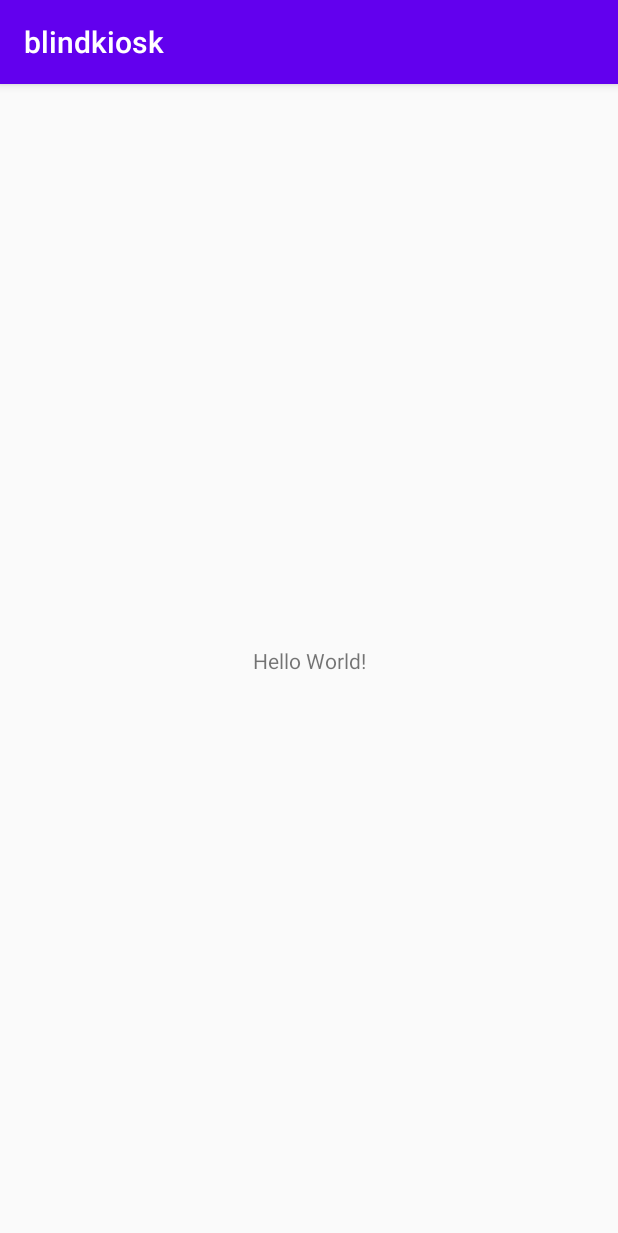
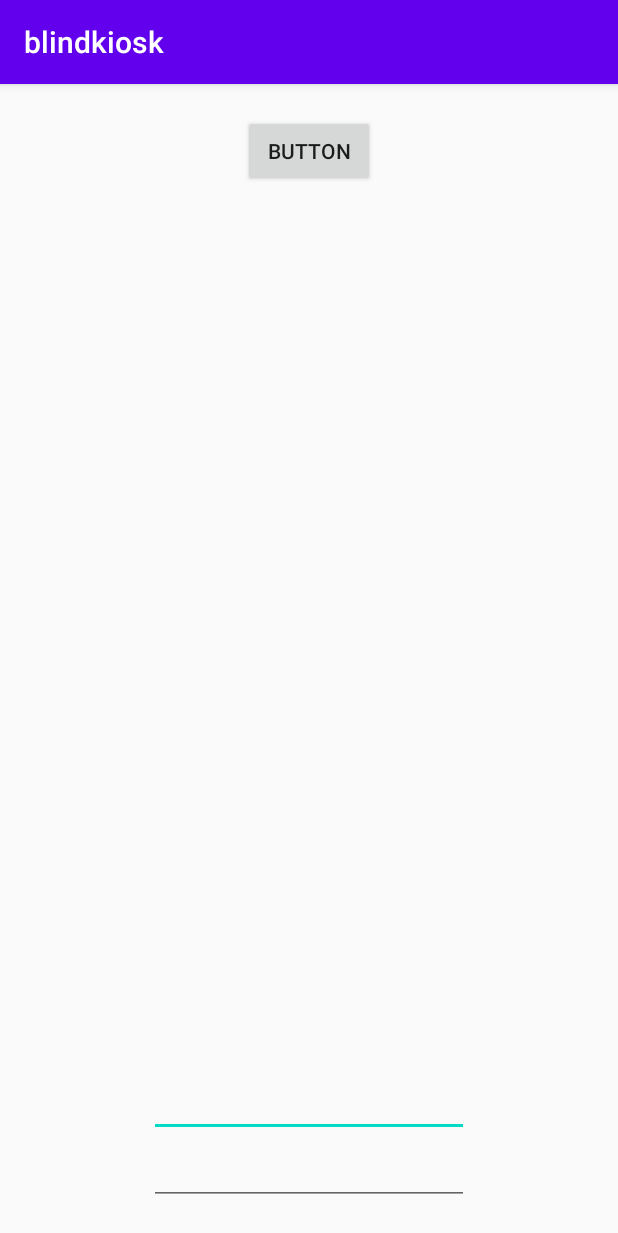
Before and after one commit to sumeen99/blindkiosk, an Android app: the screen it shows after launch (MainActivity), on a phone screen of 412 x 824 dp. Shown: the top 1233 px of the screen. Run offline under Robolectric (Android 15) with nearby library versions, the phone set to English and light mode, and no system bars.

Commit message:
일단,,,커밋,,

```diff
--- a/client/blindkiosk/app/build.gradle
+++ b/client/blindkiosk/app/build.gradle
@@ -6,7 +6,7 @@ android {
 
     defaultConfig {
         applicationId "com.abc.blindkiosk"
-        minSdkVersion 17
+        minSdkVersion 29
         targetSdkVersion 30
         versionCode 1
         versionName "1.0"
--- a/client/blindkiosk/app/src/main/AndroidManifest.xml
+++ b/client/blindkiosk/app/src/main/AndroidManifest.xml
@@ -1,6 +1,9 @@
 <?xml version="1.0" encoding="utf-8"?>
 <manifest xmlns:android="http://schemas.android.com/apk/res/android"
     package="com.abc.blindkiosk">
+
+    <uses-permission android:name="android.permission.INTERNET" />
+    <uses-permission android:name="android.permission.RECORD_AUDIO" />
 
     <application
         android:allowBackup="true"
--- a/client/blindkiosk/app/src/main/java/com/abc/blindkiosk/MainActivity.java
+++ b/client/blindkiosk/app/src/main/java/com/abc/blindkiosk/MainActivity.java
@@ -1,14 +1,187 @@
 package com.abc.blindkiosk;
 
 import androidx.appcompat.app.AppCompatActivity;
+import androidx.core.app.ActivityCompat;
+import androidx.core.content.ContextCompat;
 
+import android.Manifest;
+import android.app.Activity;
+import android.content.Context;
+import android.content.Intent;
+import android.content.pm.PackageManager;
+import android.os.Build;
 import android.os.Bundle;
+import android.speech.RecognitionListener;
+import android.speech.RecognizerIntent;
+import android.speech.SpeechRecognizer;
+import android.speech.tts.TextToSpeech;
+import android.view.View;
+import android.widget.Button;
+import android.widget.EditText;
+import android.widget.ImageView;
+import android.widget.TextView;
+import android.widget.Toast;
+
+import java.util.ArrayList;
+import java.util.Locale;
 
 public class MainActivity extends AppCompatActivity {
 
+    Context cThis;
+    String LogTT = "[STT]";
+
+    Intent SttIntent;
+    SpeechRecognizer mRecognizer;
+
+    TextToSpeech tts;
+
+    Button btnSttStart;
+    EditText txtInMsg;
+    EditText txtSystem;
+
     @Override
     protected void onCreate(Bundle savedInstanceState) {
+        cThis = this;
         super.onCreate(savedInstanceState);
         setContentView(R.layout.activity_main);
+
+        //음성인식
+        SttIntent = new Intent(RecognizerIntent.ACTION_RECOGNIZE_SPEECH);
+        SttIntent.putExtra(RecognizerIntent.EXTRA_CALLING_PACKAGE, getApplicationContext().getPackageName());
+        SttIntent.putExtra(RecognizerIntent.EXTRA_LANGUAGE, "ko-KR");
+        mRecognizer = SpeechRecognizer.createSpeechRecognizer(cThis);
+        mRecognizer.setRecognitionListener(listener);
+
+        //음성출력 생성, 리스너 초기화
+        tts = new TextToSpeech(cThis, new TextToSpeech.OnInitListener() {
+            @Override
+            public void onInit(int status) {
+                if(status != TextToSpeech.ERROR){
+                    tts.setLanguage(Locale.KOREAN);
+                }
+            }
+        });
+
+        //버튼설정
+        btnSttStart = (Button)findViewById(R.id.btn_stt_start);
+        btnSttStart.setOnClickListener(new View.OnClickListener(){
+            @Override
+            public void onClick(View view){
+                System.out.println("음성인식 시작");
+                if(ContextCompat.checkSelfPermission(cThis, Manifest.permission.RECORD_AUDIO) != PackageManager.PERMISSION_GRANTED){
+                    //권한을 허용하지 않은 경우
+                    ActivityCompat.requestPermissions(MainActivity.this, new String[]{Manifest.permission.RECORD_AUDIO}, 1);
+                }
+                else{
+                    //권한을 허용한 경우
+                    try{
+                        mRecognizer.startListening(SttIntent);
+                    }catch (SecurityException e){e.printStackTrace();}
+                }
+            }
+        });
+
+        txtInMsg = (EditText)findViewById(R.id.txtInMsg);
+        txtSystem = (EditText)findViewById(R.id.txtSystem);
+
+        /*new android.os.Handler().postDelayed(new Runnable() {
+            @Override
+            public void run() {
+                txtSystem.setText("어플 실행 == 자동 실행======="+"\r\n"+txtSystem.getText());
+                btnSttStart.performClick();
+            }
+        },1000);
+        */
     }
+
+    private RecognitionListener listener = new RecognitionListener() {
+        @Override
+        public void onReadyForSpeech(Bundle params) {
+            txtSystem.setText("onReadyForSpeech........"+"\r\n"+txtSystem.getText());
+        }
+
+        @Override
+        public void onBeginningOfSpeech() {
+            Toast.makeText(getApplicationContext(), "음성인식 시작", Toast.LENGTH_SHORT).show();
+        }
+
+        @Override
+        public void onRmsChanged(float rmsdB) {
+
+        }
+
+        @Override
+        public void onBufferReceived(byte[] buffer) {
+
+        }
+
+        @Override
+        public void onEndOfSpeech() {
+
+        }
+
+        @Override
+        public void onError(int error) {
+            txtSystem.setText("천천히 다시 말해 주세요......."+"\r\n"+txtSystem.getText());
+        }
+
+        @Override
+        public void onResults(Bundle results) {
+            String key = "";
+            key = SpeechRecognizer.RESULTS_RECOGNITION;
+            ArrayList<String> mResult = results.getStringArrayList(key);
+            String[] rs = new String[mResult.size()];
+            mResult.toArray(rs);
+            txtInMsg.setText(rs[0]+"\r\n"+txtInMsg.getText());
+            FuncVoiceOrderCheck(rs[0]);
+            mRecognizer.startListening(SttIntent);
+        }
+
+        @Override
+        public void onPartialResults(Bundle partialResults) {
+
+        }
+
+        @Override
+        public void onEvent(int eventType, Bundle params) {
+
+        }
+    };
+
+    private void FuncVoiceOrderCheck(String VoiceMsg) {
+      if(VoiceMsg.length()<1) return;
+
+      VoiceMsg=VoiceMsg.replace(" ","");
+
+      /*if(VoiceMsg.indexOf("카카오톡")>-1 || VoiceMsg.indexOf("카톡")>-1){
+          Intent launchIntent = getPackageManager().getLaunchIntentForPackage("com.kakao.talk");
+          startActivity(launchIntent);
+          onDestroy();
+      }*/
+
+    }
+
+    private void FuncVoiceOut(String OutMsg){
+        if(OutMsg.length()<1) return;
+
+        tts.setPitch(1.0f);
+        tts.setSpeechRate(1.0f);
+        tts.speak(OutMsg, TextToSpeech.QUEUE_FLUSH, null);
+    }
+
+    @Override
+    protected void onDestroy() {
+        super.onDestroy();
+        if(tts!=null){
+            tts.stop();
+            tts.shutdown();
+            tts=null;
+        }
+        if(mRecognizer != null){
+            mRecognizer.destroy();
+            mRecognizer.cancel();
+            mRecognizer=null;
+        }
+    }
+
 }
--- a/client/blindkiosk/app/src/main/res/layout/activity_main.xml
+++ b/client/blindkiosk/app/src/main/res/layout/activity_main.xml
@@ -1,18 +1,32 @@
 <?xml version="1.0" encoding="utf-8"?>
-<androidx.constraintlayout.widget.ConstraintLayout xmlns:android="http://schemas.android.com/apk/res/android"
+<LinearLayout
+    xmlns:android="http://schemas.android.com/apk/res/android"
     xmlns:app="http://schemas.android.com/apk/res-auto"
     xmlns:tools="http://schemas.android.com/tools"
     android:layout_width="match_parent"
     android:layout_height="match_parent"
+    android:gravity="center"
+    android:orientation="vertical"
     tools:context=".MainActivity">
 
-    <TextView
+    <Button
+        android:id="@+id/btn_stt_start"
         android:layout_width="wrap_content"
         android:layout_height="wrap_content"
-        android:text="Hello World!"
-        app:layout_constraintBottom_toBottomOf="parent"
-        app:layout_constraintLeft_toLeftOf="parent"
-        app:layout_constraintRight_toRightOf="parent"
-        app:layout_constraintTop_toTopOf="parent" />
+        android:layout_marginBottom="588dp"
+        android:text="Button"
+        />
+    <EditText
+        android:id="@+id/txtInMsg"
+        android:layout_width="wrap_content"
+        android:layout_height="wrap_content"
+        android:ems="10"
+        />
+    <EditText
+        android:id="@+id/txtSystem"
+        android:layout_width="wrap_content"
+        android:layout_height="wrap_content"
+        android:ems="10"
+        />
 
-</androidx.constraintlayout.widget.ConstraintLayout>
+</LinearLayout>
```
Also changed, not shown: client/gradle/wrapper/gradle-wrapper.properties (added), 3 other files.
